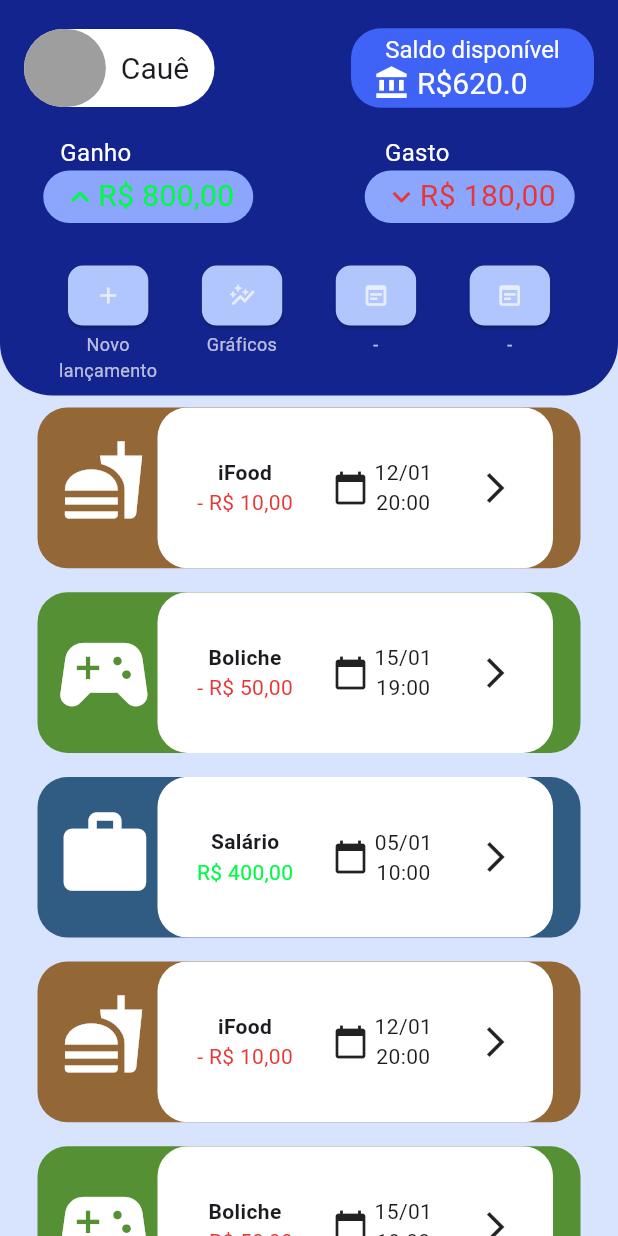
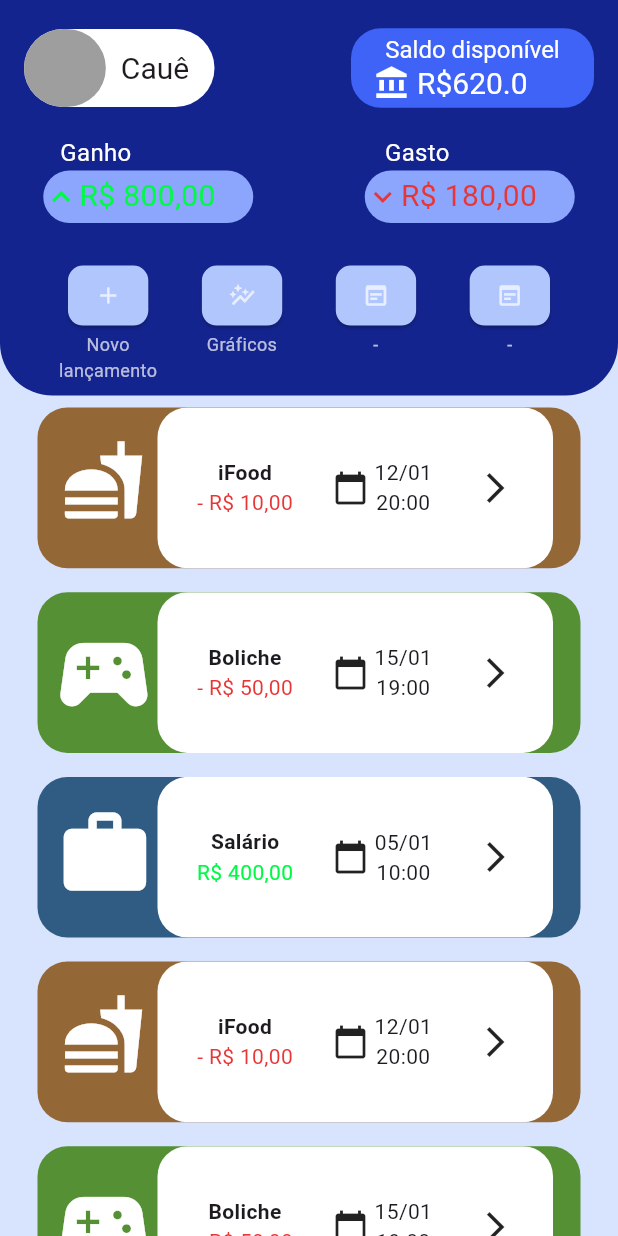
Before and after one commit to CaueCF/meudin, a Flutter app: the screen it shows after launch, on a phone screen of 412 x 824 dp. Run offline on Flutter 3.47's test engine with Material 2 defaults, Android fonts, the phone set to English and light mode, and no system bars; our stand-ins replace hive, hive_flutter; accounts and stored records are empty.

Commit message:
Update balanco.dart
Corrigido problema de alinhamento do saldo

```diff
--- a/lib/custom_widgets/balanco.dart
+++ b/lib/custom_widgets/balanco.dart
@@ -52,13 +52,13 @@
           width: 140,
           child: Row(
             mainAxisAlignment: MainAxisAlignment.center,
-            //crossAxisAlignment: CrossAxisAlignment.center,
             children: <Widget>[
               tipoIcon,
-              Flexible(
+              Expanded(
                 child: Text(
                   NumberFormat.simpleCurrency(decimalDigits: 2).format(valor),
                   style: estilo,
+                  maxLines: 1,
                 ),
               ),
             ],
```
